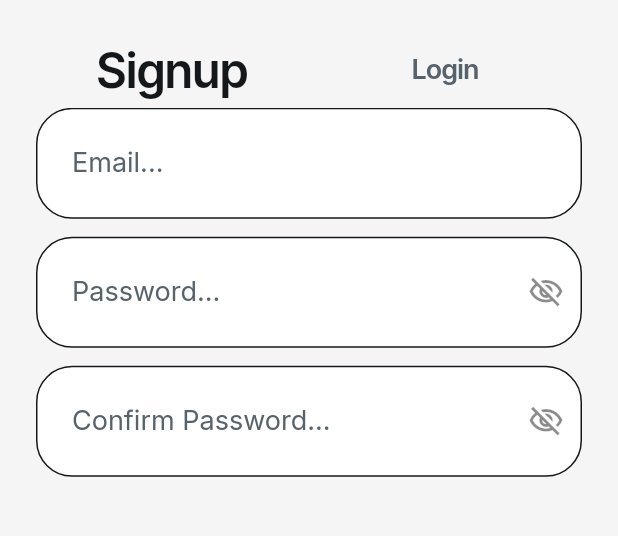
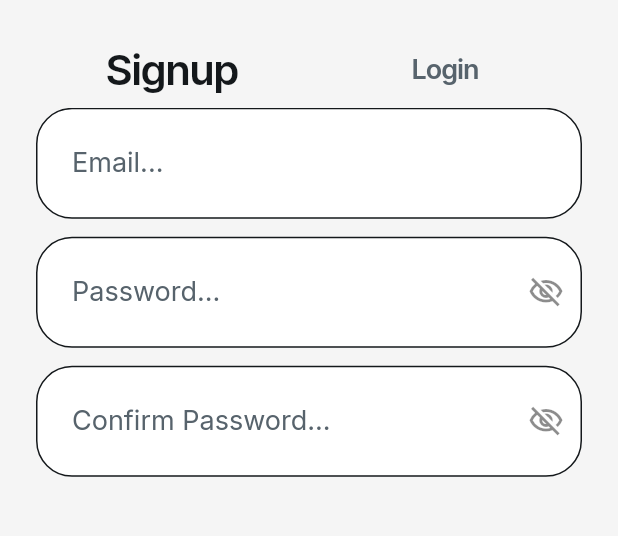
Before and after one commit to CharlieCharlemagne/ToDoApp-FlutterFlow, a Flutter app: the screen it shows after launch, on a phone screen of 412 x 824 dp, the part 369-905 px from its top. Run offline on Flutter 3.47's test engine with Material 3 defaults, Android fonts, the phone set to English and light mode, and no system bars; drawn by our look-alikes of auto_size_text; our stand-ins replace cloud_firestore, easy_debounce, file_picker, firebase_auth, firebase_core, firebase_storage and 13 more; missing offline and left inert: json_path, mime_type; accounts and stored records are empty.

Commit message:
Changed font size on Login page from 32 to 28

```diff
--- a/lib/login/login_widget.dart
+++ b/lib/login/login_widget.dart
@@ -126,6 +126,7 @@ class _LoginWidgetState extends State<LoginWidget>
                                         .headlineLarge
                                         .fontStyle,
                                   ),
+                                  fontSize: 28.0,
                                   letterSpacing: 0.0,
                                   fontWeight: FlutterFlowTheme.of(context)
                                       .headlineLarge
```
